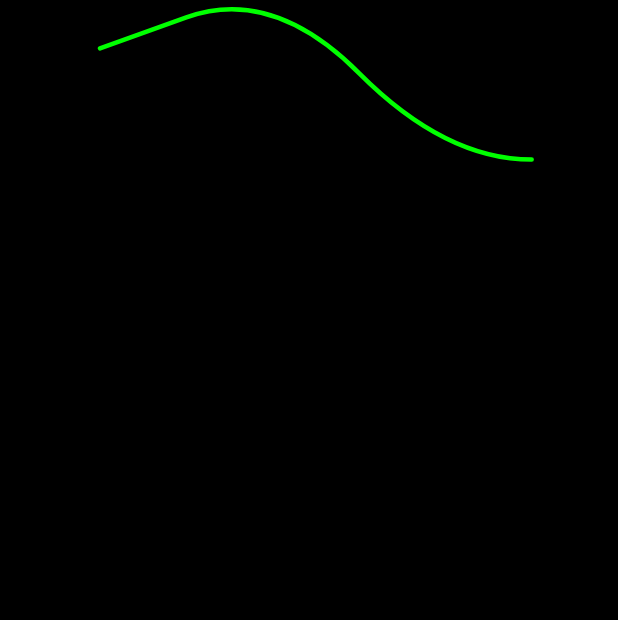
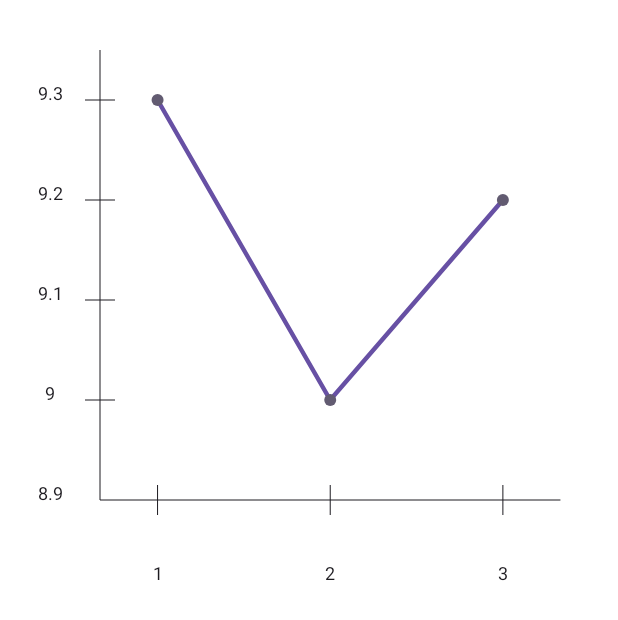
Before and after one commit to jainhardik120/JiitBuddy, an Android app built with Jetpack Compose: the @Preview function GraphExample, on a phone screen of 412 x 824 dp. Shown: the top 620 px of the screen. Run offline under Robolectric (Android 15) with nearby library versions, the phone set to English and light mode, and no system bars; our stand-ins replace Room's generated code.

Commit message:
Created Line Graph for CGPA

```diff
--- a/app/src/main/java/com/jainhardik120/jiitcompanion/ui/presentation/grades/GradesChart.kt
+++ b/app/src/main/java/com/jainhardik120/jiitcompanion/ui/presentation/grades/GradesChart.kt
@@ -1,22 +1,31 @@
 package com.jainhardik120.jiitcompanion.ui.presentation.grades
 
 import android.graphics.Paint
+import android.util.Log
 import androidx.compose.foundation.Canvas
-import androidx.compose.foundation.background
-import androidx.compose.foundation.layout.fillMaxSize
+import androidx.compose.foundation.layout.fillMaxWidth
+import androidx.compose.foundation.layout.height
+import androidx.compose.material3.MaterialTheme
 import androidx.compose.runtime.Composable
 import androidx.compose.runtime.remember
 import androidx.compose.ui.Modifier
+import androidx.compose.ui.geometry.Offset
 import androidx.compose.ui.graphics.Color
+import androidx.compose.ui.graphics.Path
 import androidx.compose.ui.graphics.StrokeCap
 import androidx.compose.ui.graphics.drawscope.Stroke
+import androidx.compose.ui.graphics.nativeCanvas
+import androidx.compose.ui.graphics.toArgb
 import androidx.compose.ui.platform.LocalDensity
 import androidx.compose.ui.tooling.preview.Preview
 import androidx.compose.ui.unit.dp
 import androidx.compose.ui.unit.sp
 import com.jainhardik120.jiitcompanion.data.local.entity.ResultEntity
+import java.math.RoundingMode
+import java.text.DecimalFormat
+import kotlin.math.roundToInt
 
-@Preview
+@Preview(showBackground = true)
 @Composable
 fun GraphExample() {
     val infoList = listOf(
@@ -26,108 +35,124 @@ fun GraphExample() {
             181.0, 181.0, 19.5
         ),
         ResultEntity(
-            9.3, 181.0, 65, 181.0, 19.5,
-            19.5, 9.3, 1, 19.5, 19.5, 19.5, 65,
+            9.0, 181.0, 65, 181.0, 19.5,
+            19.5, 9.3, 2, 19.5, 19.5, 19.5, 65,
             181.0, 181.0, 19.5
         ),
         ResultEntity(
-            9.3, 181.0, 65, 181.0, 19.5,
-            19.5, 7.9, 1, 19.5, 19.5, 19.5, 65,
+            9.2, 181.0, 65, 181.0, 19.5,
+            19.5, 7.9, 3, 19.5, 19.5, 19.5, 65,
             181.0, 181.0, 19.5
         )
     )
     GradesChart(
-        infoList, modifier = Modifier
-            .fillMaxSize()
-            .background(color = Color.Black)
+        resultEntities = infoList, modifier = Modifier
+            .fillMaxWidth()
+            .height(400.dp)
     )
 
 }
 
 @Composable
 fun GradesChart(
-    infos: List<ResultEntity> = emptyList(),
     modifier: Modifier = Modifier,
-    graphColor: Color = Color.Green
+    resultEntities: List<ResultEntity> = emptyList(),
+    graphColor: Color = MaterialTheme.colorScheme.primary
 ) {
+    val textColor = MaterialTheme.colorScheme.onSurface
+    val circleColor = MaterialTheme.colorScheme.secondary
     val spacing = 100f
-    val transparentGraphColor = remember {
-        graphColor.copy(alpha = 0.5f)
+    var upperValue = remember(resultEntities) {
+        (resultEntities.maxOfOrNull { it.cgpa * 100 }?.plus(10))?.roundToInt() ?: 0
     }
-    val upperValue = 100
-    val lowerValue = 0
+    val lowerValue = remember(resultEntities) {
+        resultEntities.minOfOrNull { it.cgpa * 100 }?.minus(10)?.toInt() ?: 0
+    }
+    if (((upperValue - lowerValue) % 50) != 0) {
+        upperValue += 50 - ((upperValue - lowerValue) % 50)
+    }
+    Log.d("TAG", "GradesChart: $upperValue $lowerValue")
     val density = LocalDensity.current
     val textPaint = remember(density) {
         Paint().apply {
-            color = android.graphics.Color.WHITE
+            color = textColor.toArgb()
             textAlign = Paint.Align.CENTER
             textSize = density.run { 12.sp.toPx() }
         }
     }
     Canvas(modifier = modifier) {
-        val spacePerHour = (size.width - spacing) / infos.size
-//        (0 until infos.size - 1 step 2).forEach { i ->
-//            val info = infos[i]
-//            val hour = info.stynumber
-//            drawContext.canvas.nativeCanvas.apply {
-//                drawText(
-//                    hour.toString(),
-//                    spacing + i * spacePerHour,
-//                    size.height - 5,
-//                    textPaint
-//                )
-//            }
-//        }
-        val priceStep = (upperValue - lowerValue) / 5f
-//        (0..4).forEach { i ->
-//            drawContext.canvas.nativeCanvas.apply {
-//                drawText(
-//                    round(lowerValue + priceStep * i).toString(),
-//                    30f,
-//                    size.height - spacing - i * size.height / 5f,
-//                    textPaint
-//                )
-//            }
-//        }
-        var lastX = 0f
-        val strokePath = androidx.compose.ui.graphics.Path().apply {
-            val height = size.height
-            for (i in infos.indices) {
-                val info = infos[i]
-                val nextInfo = infos.getOrNull(i + 1) ?: infos.last()
-                val leftRatio = ((info.sgpa * 10) - lowerValue) / (upperValue - lowerValue)
-                val rightRatio = ((nextInfo.sgpa * 10) - lowerValue) / (upperValue - lowerValue)
-
-                val x1 = spacing + i * spacePerHour
-                val y1 = height - spacing - (leftRatio * height).toFloat()
-                val x2 = spacing + (i + 1) * spacePerHour
-                val y2 = height - spacing - (rightRatio * height).toFloat()
-                if (i == 0) {
-                    moveTo(x1, y1)
-                }
-                lastX = (x1 + x2) / 2f
-                quadraticBezierTo(
-                    x1, y1, lastX, (y1 + y2) / 2f
+        val canvasDrawScope = this
+        val height = size.height
+        val spacePerHour = (size.width - spacing) / resultEntities.size
+        (resultEntities.indices).forEach { i ->
+            val info = resultEntities[i]
+            val hour = info.stynumber
+            val xDist = spacing + i * spacePerHour + (spacePerHour / 3)
+            canvasDrawScope.drawLine(
+                color = textColor,
+                start = Offset(xDist, height - spacing + 15f),
+                end = Offset(xDist, height - spacing - 15f)
+            )
+            drawContext.canvas.nativeCanvas.apply {
+                drawText(
+                    hour.toString(),
+                    xDist,
+                    size.height - 20,
+                    textPaint
                 )
             }
         }
-//        val fillPath = Path(strokePath.asAndroidPath())
-//            .asComposePath()
-//            .apply {
-//                lineTo(lastX, size.height - spacing)
-//                lineTo(spacing, size.height - spacing)
-//                close()
-//            }
-//        drawPath(
-//            path = fillPath,
-//            brush = Brush.verticalGradient(
-//                colors = listOf(
-//                    transparentGraphColor,
-//                    Color.Transparent
-//                ),
-//                endY = size.height - spacing
-//            )
-//        )
+        val priceStep = (upperValue - lowerValue) / 5f
+        (0..4).forEach { i ->
+            val df = DecimalFormat("##.#")
+            df.roundingMode = RoundingMode.CEILING
+            val label = lowerValue + priceStep * i
+            val label2 = (lowerValue + priceStep * i) / 100.0
+            val leftRatio = (label - lowerValue) / (upperValue - lowerValue)
+            val y1 = height - spacing - (leftRatio * (height - spacing))
+            drawContext.canvas.nativeCanvas.apply {
+                drawText(
+                    df.format(label2).toString(),
+                    50f,
+                    y1,
+                    textPaint
+                )
+            }
+            if (i != 0) {
+                drawLine(
+                    color = textColor,
+                    start = Offset(x = spacing - 15, y = y1),
+                    end = Offset(y = y1, x = spacing + 15)
+                )
+            }
+        }
+        drawLine(
+            color = textColor,
+            start = Offset(x = spacing, y = height - spacing),
+            end = Offset(x = size.width - (spacePerHour / 3), y = height - spacing)
+        )
+        drawLine(
+            color = textColor,
+            start = Offset(x = spacing, y = height - spacing),
+            end = Offset(x = spacing, y = spacing / 2)
+        )
+        var lastX = spacing
+        var circles : MutableList<Offset> = mutableListOf()
+        val strokePath = Path().apply {
+            for (i in resultEntities.indices) {
+                val info = resultEntities[i]
+                val leftRatio = ((info.cgpa * 100) - lowerValue) / (upperValue - lowerValue)
+                val y1 = height - spacing - (leftRatio * (height - spacing)).toFloat()
+                if (i == 0) {
+                    lastX += (spacePerHour / 3)
+                    moveTo(lastX, y1)
+                } else {
+                    lastX += spacePerHour
+                    lineTo(lastX, y1)
+                }
+                circles.add(Offset(lastX, y1))
+            }
+        }
         drawPath(
             path = strokePath,
             color = graphColor,
@@ -136,5 +161,8 @@ fun GradesChart(
                 cap = StrokeCap.Round
             )
         )
+        for (i in circles){
+            canvasDrawScope.drawCircle(circleColor, radius = 4.dp.toPx(), center = i)
+        }
     }
 }
--- a/app/src/main/java/com/jainhardik120/jiitcompanion/ui/presentation/grades/GradesScreen.kt
+++ b/app/src/main/java/com/jainhardik120/jiitcompanion/ui/presentation/grades/GradesScreen.kt
@@ -14,7 +14,6 @@ import androidx.compose.material3.AlertDialog
 import androidx.compose.material3.Divider
 import androidx.compose.material3.DropdownMenuItem
 import androidx.compose.material3.ExtendedFloatingActionButton
-import androidx.compose.material3.FloatingActionButtonDefaults
 import androidx.compose.material3.Icon
 import androidx.compose.material3.MaterialTheme
 import androidx.compose.material3.Scaffold
@@ -33,6 +32,7 @@ import com.jainhardik120.jiitcompanion.data.local.entity.ResultEntity
 import com.jainhardik120.jiitcompanion.domain.model.MarksRegistration
 import com.jainhardik120.jiitcompanion.util.UiEvent
 import java.io.File
+
 
 @Composable
 fun GradesScreen(
@@ -73,6 +73,7 @@ fun GradesScreen(
     Scaffold(floatingActionButton = {
         ExtendedFloatingActionButton(
             onClick = { viewModel.onEvent(GradesScreenEvent.ButtonViewMarksClicked) },
+            shape = MaterialTheme.shapes.large,
             expanded = true,
             icon = {
                 Icon(
@@ -80,26 +81,37 @@ fun GradesScreen(
                     contentDescription = "Files Download Icon"
                 )
             },
-            text={
+            text = {
                 Text(text = "View Marks")
             }
         )
     }
     ) {
-        LazyColumn(
+
+        Column(
             Modifier
                 .padding(it)
                 .fillMaxSize()) {
-            items(state.results.size) {index->
-                ResultItem(resultEntity = state.results[index])
-                if(index!=state.results.size-1){
-                    Divider()
+
+            Spacer(Modifier.height(16.dp))
+            if(state.results.isNotEmpty()){
+                GradesChart(modifier = Modifier
+                    .fillMaxWidth()
+                    .height(300.dp), resultEntities = state.results)
+                Spacer(Modifier.height(16.dp))
+            }
+            LazyColumn() {
+                items(state.results.size) { index ->
+                    ResultItem(resultEntity = state.results[index])
+                    if (index != state.results.size - 1) {
+                        Divider()
+                    }
                 }
+
             }
+        }
 
-        }
     }
-
     if (state.isMarksDialogOpened && state.isMarksRegistrationsLoaded) {
         SubjectMarksDialog(registrations = state.marksRegistrations, onClick = {
             viewModel.onEvent(GradesScreenEvent.MarksClicked(it))
@@ -160,7 +172,10 @@ fun ResultItem(resultEntity: ResultEntity) {
             .padding(8.dp)
     ) {
         Column() {
-            Text(text = resultEntity.stynumber.toString(), style = MaterialTheme.typography.headlineLarge)
+            Text(
+                text = resultEntity.stynumber.toString(),
+                style = MaterialTheme.typography.headlineLarge
+            )
         }
         Spacer(Modifier.width(4.dp))
         Column(verticalArrangement = Arrangement.SpaceAround, modifier = Modifier.weight(1f)) {
--- a/build.gradle
+++ b/build.gradle
@@ -1,6 +1,6 @@
 buildscript {
     dependencies {
-        classpath "com.google.dagger:hilt-android-gradle-plugin:2.44"
+        classpath "com.google.dagger:hilt-android-gradle-plugin:2.44.2"
     }
 }// Top-level build file where you can add configuration options common to all sub-projects/modules.
 plugins {
```
